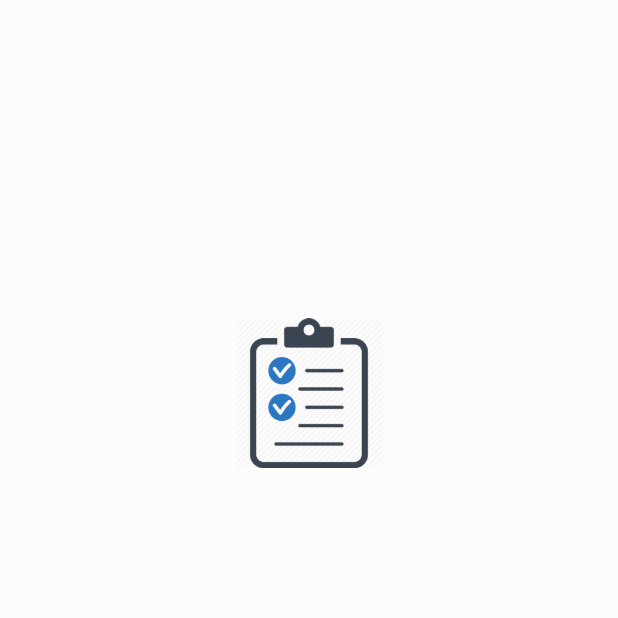
After one commit to 1ahmeed/ToDo-App, a Flutter app: the SplashScreen screen opened directly, on a phone screen of 412 x 824 dp, the top half of it. The commit adds this screen. Run offline on Flutter 3.47's test engine with Material 2 defaults, Android fonts, the phone set to English and light mode, and no system bars; drawn by our look-alikes of easy_splash_screen; our stand-ins replace bloc, conditional_builder_null_safety, curved_labeled_navigation_bar, flutter_bloc, sqflite; accounts and stored records are empty.

Commit message:
splash screen

```diff
--- a/lib/main.dart
+++ b/lib/main.dart
@@ -1,5 +1,6 @@
 import 'package:bloc/bloc.dart';
 import 'package:flutter/material.dart';
+import 'package:todo_app/modules/splash_screen/splash_screen.dart';
 import 'package:todo_app/shared/block_observer.dart';
 
 import 'layout/home_layout.dart';
@@ -13,9 +14,9 @@ class MyApp extends StatelessWidget {
   const MyApp({super.key});
   @override
   Widget build(BuildContext context) {
-    return MaterialApp(
+    return const MaterialApp(
       debugShowCheckedModeBanner: false,
-      home: HomeLayout(),
+      home: SplashScreen(),
     );
   }
 }
--- /dev/null
+++ b/lib/modules/splash_screen/splash_screen.dart
@@ -0,0 +1,25 @@
+
+import 'package:easy_splash_screen/easy_splash_screen.dart';
+import 'package:flutter/material.dart';
+import 'package:todo_app/layout/home_layout.dart';
+
+class SplashScreen extends StatelessWidget {
+  static String id = 'SplashScreen';
+
+  const SplashScreen({Key? key}) : super(key: key);
+
+  @override
+  Widget build(BuildContext context) {
+    return Scaffold(
+      body: EasySplashScreen(
+        logo: Image.asset('assets/images/bb.png',height: 100,width: 100,),
+        backgroundColor:Colors.white38 ,
+        durationInSeconds:3 ,
+        logoWidth: 70,
+        showLoader: false,
+        navigator: HomeLayout(),
+      ),
+
+    );
+  }
+}
```
Also changed, not shown: pubspec.yaml (+4 -3 lines), assets/images/bb.png (added), pubspec.lock, 1 other file.
